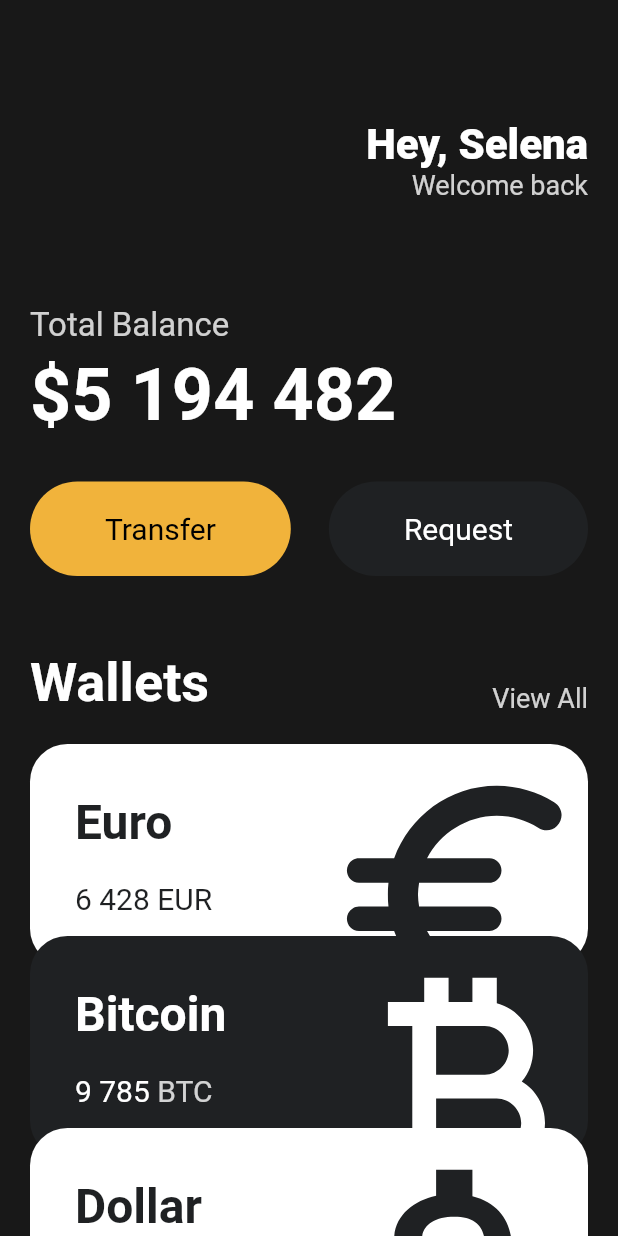
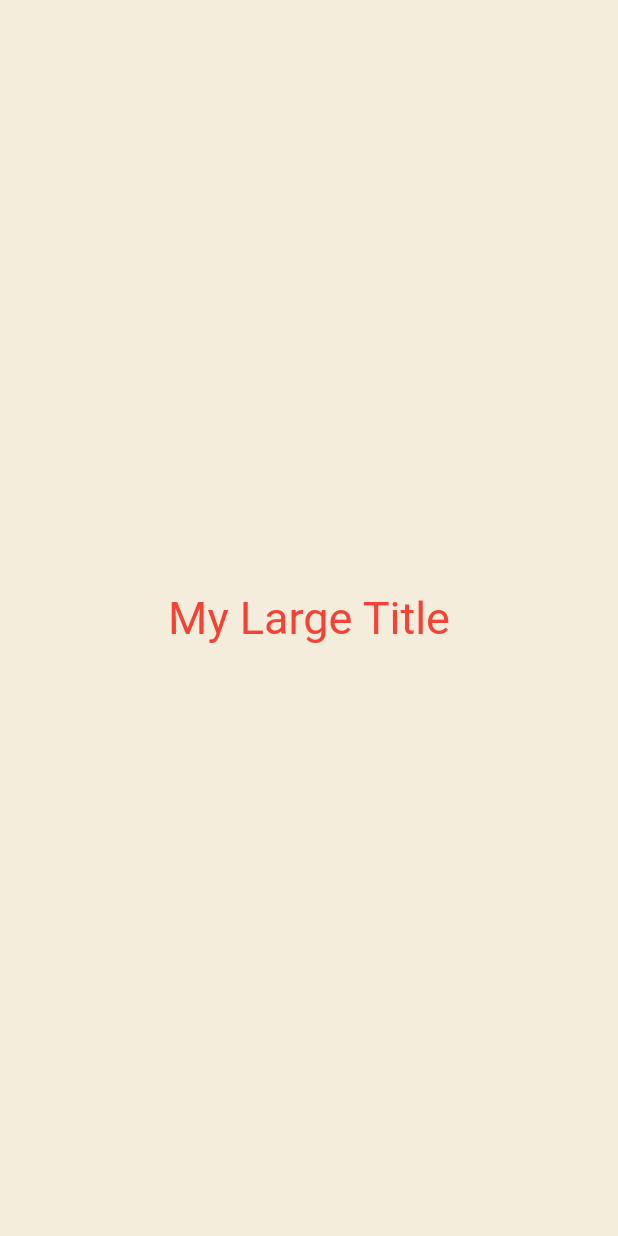
Before and after one commit to IOTspecailist/toonflix7, a Flutter app: the screen it shows after launch, on a phone screen of 412 x 824 dp. Run offline on Flutter 3.47's test engine with Material 2 defaults, Android fonts, the phone set to English and light mode, and no system bars.

Commit message:
분석1차

```diff
--- a/lib/main.dart
+++ b/lib/main.dart
@@ -1,148 +1,66 @@
 import 'package:flutter/material.dart';
-import 'package:toonflix7/widgets/botton.dart';
-import 'package:toonflix7/widgets/currency_card.dart';
 
 void main() {
   runApp(App());
 }
 
-class App extends StatelessWidget {
-  @override
+//자동생성
+class App extends StatefulWidget {
+  //const App({super.key}); //자동생성
+  @override //자동생성
+  State<App> createState() => _AppState(); //=>는 return을 간략하게 표현한것
+}
+
+//자동생성
+class _AppState extends State<App> {
+  @override //자동생성
   Widget build(BuildContext context) {
     return MaterialApp(
+      //위젯
+      theme: ThemeData(
+        //테마
+        textTheme: const TextTheme(
+          //텍스트테마
+          titleLarge: TextStyle(
+            //텍스트스타일
+            color: Colors.red,
+          ),
+        ),
+      ),
       home: Scaffold(
-        backgroundColor: const Color(0xFF181818),
-        body: SingleChildScrollView(
-          child: Padding(
-            padding: const EdgeInsets.symmetric(
-              horizontal: 20,
-            ),
-            child: Column(
-              crossAxisAlignment: CrossAxisAlignment.start,
-              children: [
-                const SizedBox(
-                  height: 80,
-                ),
-                Row(
-                  mainAxisAlignment: MainAxisAlignment.end,
-                  children: [
-                    Column(
-                      crossAxisAlignment: CrossAxisAlignment.end,
-                      children: const [
-                        Text(
-                          'Hey, Selena',
-                          style: TextStyle(
-                            color: Colors.white,
-                            fontSize: 28,
-                            fontWeight: FontWeight.w800,
-                          ),
-                        ),
-                        Text(
-                          'Welcome back',
-                          style: TextStyle(
-                            color: Color.fromRGBO(255, 255, 255, 0.8),
-                            fontSize: 18,
-                          ),
-                        ),
-                      ],
-                    )
-                  ],
-                ),
-                const SizedBox(
-                  height: 70,
-                ),
-                Text(
-                  'Total Balance',
-                  style: TextStyle(
-                    fontSize: 22,
-                    color: Colors.white.withOpacity(0.8),
-                  ),
-                ),
-                const SizedBox(
-                  height: 5,
-                ),
-                const Text(
-                  '\$5 194 482',
-                  style: TextStyle(
-                    fontSize: 48,
-                    fontWeight: FontWeight.w600,
-                    color: Colors.white,
-                  ),
-                ),
-                const SizedBox(
-                  height: 30,
-                ),
-                Row(
-                  mainAxisAlignment: MainAxisAlignment.spaceBetween,
-                  children: const [
-                    Button(
-                      text: 'Transfer',
-                      bgColor: Color(0xFFF1B33B),
-                      textColor: Colors.black,
-                    ),
-                    Button(
-                      text: 'Request',
-                      bgColor: Color(0xFF1F2123),
-                      textColor: Colors.white,
-                    ),
-                  ],
-                ),
-                const SizedBox(
-                  height: 50,
-                ),
-                Row(
-                  crossAxisAlignment: CrossAxisAlignment.end,
-                  mainAxisAlignment: MainAxisAlignment.spaceBetween,
-                  children: [
-                    const Text(
-                      'Wallets',
-                      style: TextStyle(
-                        color: Colors.white,
-                        fontSize: 36,
-                        fontWeight: FontWeight.w600,
-                      ),
-                    ),
-                    Text(
-                      'View All',
-                      style: TextStyle(
-                        color: Colors.white.withOpacity(0.8),
-                        fontSize: 18,
-                      ),
-                    ),
-                  ],
-                ),
-                const SizedBox(
-                  height: 20,
-                ),
-                const CurrencyCard(
-                  name: 'Euro',
-                  code: 'EUR',
-                  amount: '6 428',
-                  icon: Icons.euro_rounded,
-                  isInverted: true,
-                  offset1: 0,
-                ),
-                const CurrencyCard(
-                  name: 'Bitcoin',
-                  code: 'BTC',
-                  amount: '9 785',
-                  icon: Icons.currency_bitcoin,
-                  isInverted: false,
-                  offset1: -20,
-                ),
-                const CurrencyCard(
-                  name: 'Dollar',
-                  code: 'USD',
-                  amount: '428',
-                  icon: Icons.attach_money_outlined,
-                  isInverted: true,
-                  offset1: -40,
-                ),
-              ],
-            ),
+        //위젯
+        backgroundColor: const Color(0xFFF4EDDB),
+        body: Center(
+          //위젯
+          child: Column(
+            //위젯
+            mainAxisAlignment: MainAxisAlignment.center,
+            children: const [
+              //위젯리스트
+              MyLargeTitle(), //StatelessWidget
+            ],
           ),
         ),
       ),
     );
   }
 }
+
+//커스텀생성
+class MyLargeTitle extends StatelessWidget {
+  const MyLargeTitle({
+    //생성자가 왜필요할까????????
+    Key? key, //자료형바로뒤에 ?는 변수명에null을 할당하는걸 허용한단 의미
+  }) : super(key: key); //super를 사용하여 상위클래스 생성자 매개변수에 넘긴다
+
+  @override
+  Widget build(BuildContext context) {
+    return Text(
+      'My Large Title',
+      style: TextStyle(
+        fontSize: 30,
+        color: Theme.of(context).textTheme.titleLarge?.color,
+      ),
+    );
+  }
+}
```
